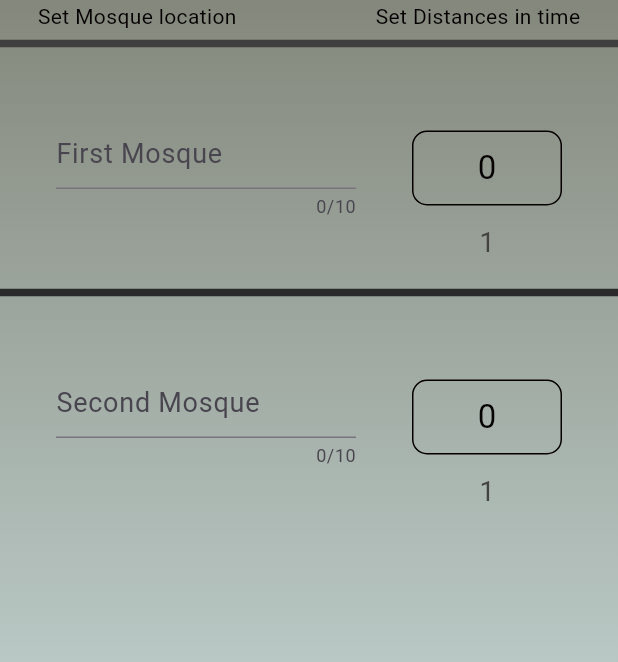
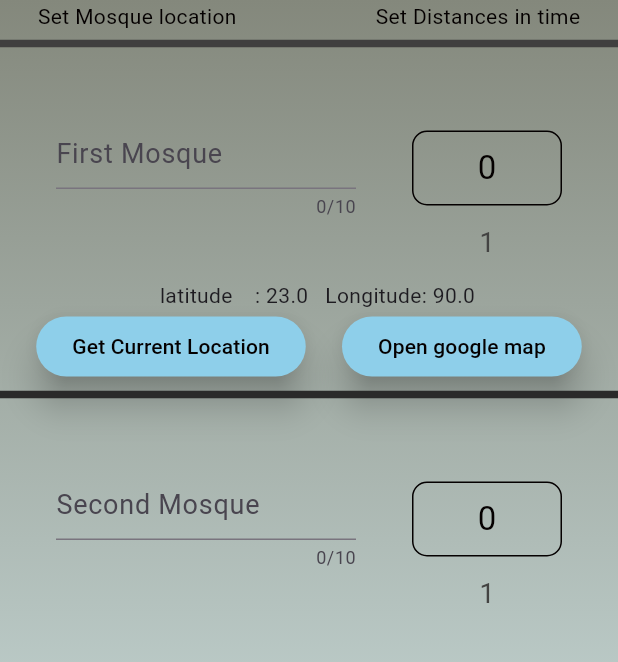
Before and after one commit to AHSumon78/jamatesalat, a Flutter app: the screen it shows after launch, after a tap on an icon or button, on a phone screen of 412 x 824 dp, the part 84-746 px from its top. Run offline on Flutter 3.47's test engine with Material 3 defaults, Android fonts, the phone set to English and light mode, and no system bars; drawn by our look-alikes of numberpicker; our stand-ins replace awesome_notifications, geolocator, permission_handler, shared_preferences; missing offline and left inert: flutter_qiblah, islamic_hijri_calendar.

Commit message:
demo location added

```diff
--- a/lib/screens/locations.dart
+++ b/lib/screens/locations.dart
@@ -1,8 +1,9 @@
 import 'package:flutter/material.dart';
 import 'package:jamatesalat/models/Location.dart';
 import 'package:jamatesalat/models/global_function.dart';
-
+import 'package:geolocator/geolocator.dart';
 import 'package:numberpicker/numberpicker.dart';
+import 'package:url_launcher/url_launcher_string.dart';
 
 // ignore: must_be_immutable
 class Locations extends StatefulWidget {
@@ -22,6 +23,35 @@ class LocationsState extends State<Locations> {
   TextEditingController second = TextEditingController();
   int timeAx = timeA;
   int timeBx = timeB;
+  Future<Position> _getCurrentLocation() async {
+    bool serviceEnabled;
+    LocationPermission permission;
+
+    // Check if location services are enabled
+    serviceEnabled = await Geolocator.isLocationServiceEnabled();
+    if (!serviceEnabled) {
+      return Future.error('Location services are disabled.');
+    }
+
+    // Check for location permissions
+    permission = await Geolocator.checkPermission();
+    if (permission == LocationPermission.denied) {
+      permission = await Geolocator.requestPermission();
+      if (permission == LocationPermission.denied) {
+        return Future.error('Location permissions are denied');
+      }
+    }
+
+    if (permission == LocationPermission.deniedForever) {
+      return Future.error(
+          'Location permissions are permanently denied, we cannot request permissions.');
+    }
+
+    // Get the current location
+    Position position = await Geolocator.getCurrentPosition(
+        desiredAccuracy: LocationAccuracy.high);
+    return position;
+  }
 
   @override
   void dispose() {
@@ -153,32 +183,42 @@ class LocationsState extends State<Locations> {
                   ),
                 ],
               ),
-              /*  Row(
+              Text(
+                "   latitude    : $flat   Longitude: $flong",
+              ),
+              Row(
                 mainAxisAlignment: MainAxisAlignment.spaceEvenly,
                 children: [
-                  Text("   latitude    : $flat\n   Longitude: $flong"),
                   ElevatedButton(
                       style: const ButtonStyle(
+                          elevation: WidgetStatePropertyAll(10),
                           backgroundColor: WidgetStatePropertyAll(
-                              Color.fromARGB(255, 133, 132, 132))),
+                              Color.fromARGB(255, 142, 207, 234))),
                       onPressed: () async {
-                        PickedData newdata = await Navigator.push(
-                            context,
-                            MaterialPageRoute(
-                              builder: (context) => PickLocation(),
-                            ));
+                        Position pos = await _getCurrentLocation();
                         setState(() {
-                          flat = newdata.latLong.latitude;
-                          flong = newdata.latLong.longitude;
-                          first = newdata.addressName;
+                          flat = pos.latitude;
+                          flong = pos.longitude;
                         });
                       },
                       child: Text(
-                        "Pick",
+                        "Get Current Location",
                         style: TextStyle(color: textColor),
-                      ))
+                      )),
+                  ElevatedButton(
+                      style: const ButtonStyle(
+                          elevation: WidgetStatePropertyAll(10),
+                          backgroundColor: WidgetStatePropertyAll(
+                              Color.fromARGB(255, 142, 207, 234))),
+                      onPressed: () async {
+                        _OpenMap(flat, flong);
+                      },
+                      child: Text(
+                        "Open google map",
+                        style: TextStyle(color: textColor),
+                      )),
                 ],
-              ),*/
+              ),
               const Divider(
                 color: Color.fromARGB(255, 42, 42, 42),
                 thickness: 5,
@@ -264,4 +304,12 @@ class LocationsState extends State<Locations> {
       ),
     );
   }
+
+  void _OpenMap(double lat, double long) async {
+    String googleURL =
+        'https://www.google.com/maps/search/?api=1&query=$lat,$long';
+    await canLaunchUrlString(googleURL)
+        ? await launchUrlString(googleURL)
+        : throw 'Could not lauch $googleURL';
+  }
 }
--- a/pubspec.yaml
+++ b/pubspec.yaml
@@ -41,6 +41,7 @@ dependencies:
   islamic_hijri_calendar: ^0.0.4
   url_launcher: ^6.3.1
   flutter_qiblah: ^3.0.4
+  geolocator: ^13.0.1
 
 
 
```
Also changed, not shown: lib/screens/contact.dart (+6 -11 lines), pubspec.lock.
